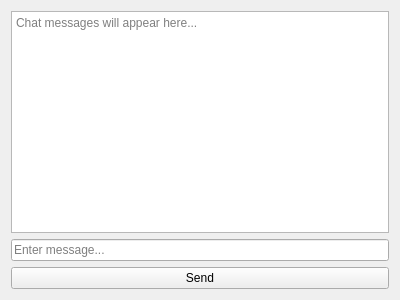
The window that frontend/ui/login.ui (Berkay2002/rsa_messenger) describes before a commit, drawn with Qt 5.
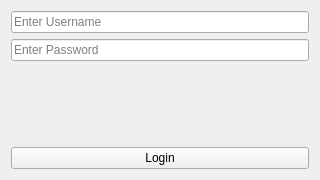
The same window after the commit.

Commit message: Integrated and working. Messages can be sent in real-time and offline stored in MongoDB. Frontend divided in modular files instead of all-in-one.

Patch:
```diff
--- a/frontend/ui/login.ui
+++ b/frontend/ui/login.ui
@@ -6,8 +6,8 @@
             <rect>
                 <x>0</x>
                 <y>0</y>
-                <width>400</width>
-                <height>300</height>
+                <width>320</width>
+                <height>180</height>
             </rect>
         </property>
         <property name="windowTitle">
@@ -15,23 +15,42 @@
         </property>
         <layout class="QVBoxLayout" name="verticalLayout">
             <item>
-                <widget class="QTextBrowser" name="chatBox">
+                <widget class="QLineEdit" name="username_input">
                     <property name="placeholderText">
-                        <string>Chat messages will appear here...</string>
+                        <string>Enter Username</string>
                     </property>
                 </widget>
             </item>
+            
+            <!-- Password Field -->
             <item>
                 <widget class="QLineEdit" name="messageInput">
                     <property name="placeholderText">
-                        <string>Enter message...</string>
+                        <string>Enter Password</string>
                     </property>
+                    <property name="echoMode">
+                        <enum>QLineEdit::Password</enum>
+                    </property>
                 </widget>
             </item>
+            
+            <!-- Error Label -->
+            <item>
+                <widget class="QLabel" name="error_label">
+                    <property name="alignment">
+                        <set>Qt::AlignCenter</set>
+                    </property>
+                    <property name="styleSheet">
+                        <string>color: red;</string>
+                    </property>
+                </widget>
+            </item>
+
+            <!-- Login Button -->
             <item>
                 <widget class="QPushButton" name="login_button">
                     <property name="text">
-                        <string>Send</string>
+                        <string>Login</string>
                     </property>
                 </widget>
             </item>
```
Left out of the diff: 5 changed lines with no effect on the pictures. The commit also changes 12 other files.
